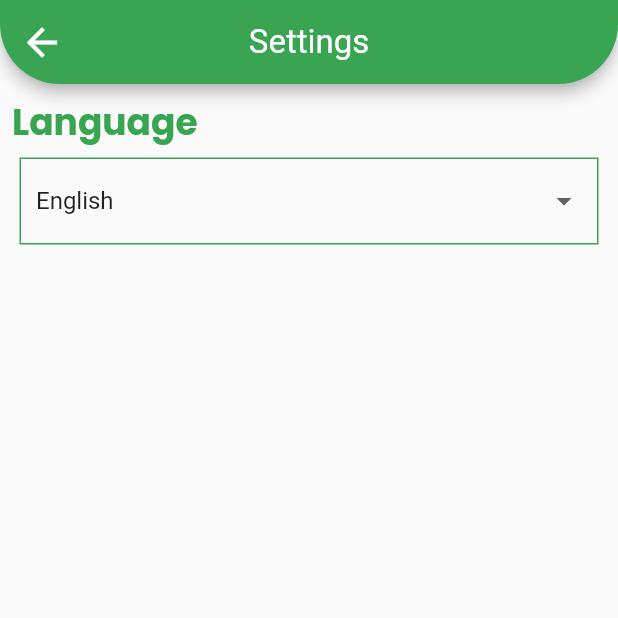
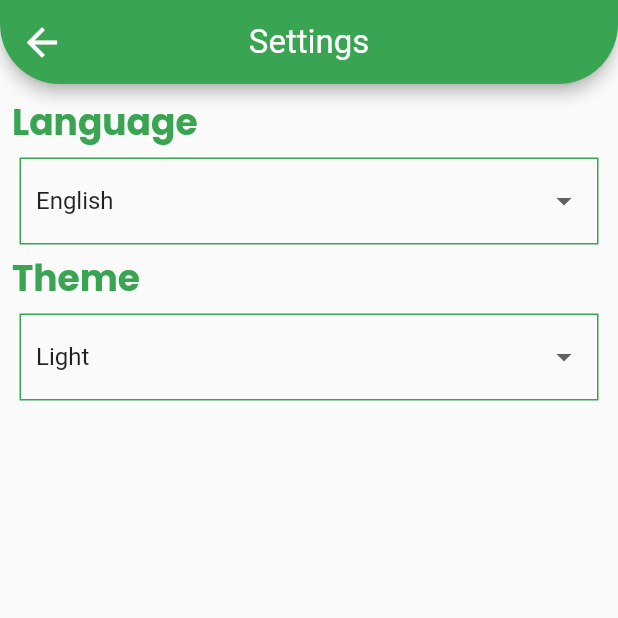
Before and after one commit to salmahossam094/News, a Flutter app: the Settings screen opened by its route, on a phone screen of 412 x 824 dp, the top half of it. Run offline on Flutter 3.47's test engine with Material 2 defaults, Android fonts, the phone set to English and light mode, and no system bars; our stand-ins replace cached_network_image, google_fonts, shared_preferences; accounts and stored records are empty; generated files the repository leaves out were written again; Roboto replaces fonts that are missing (Exo).

Commit message:
add themeing

```diff
--- a/lib/providers/my_provider.dart
+++ b/lib/providers/my_provider.dart
@@ -1,10 +1,21 @@
 import 'package:flutter/material.dart';
+import 'package:shared_preferences/shared_preferences.dart';
 
 class MyProvider extends ChangeNotifier {
   String language = 'en';
+  ThemeMode mode = ThemeMode.light;
 
-  changeLanguage(String lan)  {
+  changeLanguage(String lan) async {
     language = lan;
+    SharedPreferences pref = await SharedPreferences.getInstance();
+    pref.setString(lan, lan);
+    notifyListeners();
+  }
+
+  changeTheme(ThemeMode theme) async {
+    mode = theme;
+    SharedPreferences pref = await SharedPreferences.getInstance();
+    pref.setString('mode', mode == ThemeMode.light ? 'light' : 'dark');
     notifyListeners();
   }
 }
--- a/lib/screens/settings.dart
+++ b/lib/screens/settings.dart
@@ -15,6 +15,7 @@ class Settings extends StatefulWidget {
 
 class _SettingsState extends State<Settings> {
   int selectedValue = 1;
+  int selectedValueth = 1;
 
   @override
   Widget build(BuildContext context) {
@@ -77,6 +78,53 @@ class _SettingsState extends State<Settings> {
                 ),
               ),
             ),
+            Text(
+             'Theme',
+              style: Theme.of(context)
+                  .textTheme
+                  .bodyMedium!
+                  .copyWith(color: AppColor.lightColor),
+            ),
+            Container(
+              margin: const EdgeInsets.all(5),
+              padding:
+              const EdgeInsets.only(bottom: 4, top: 4, left: 10, right: 10),
+              decoration:
+              BoxDecoration(border: Border.all(color: AppColor.lightColor)),
+              child: DropdownButtonHideUnderline(
+                child: DropdownButton(
+                  isExpanded: true,
+                  value: pro.mode == ThemeMode.light ? selectedValue = 1 : selectedValue = 2,
+                  onTap: () {},
+                  items: [
+                    DropdownMenuItem(
+                      onTap: () {
+                        pro.changeTheme(ThemeMode.light);
+                        setState(() {
+
+                        });
+                      },
+                      value: 1,
+                      child: Text('Light'),
+                    ),
+                    DropdownMenuItem(
+                      onTap: () {
+                        pro.changeTheme(ThemeMode.dark);
+                        setState(() {
+
+                        });
+                      },
+                      value: 2,
+                      child: Text('Dark'),
+                    )
+                  ],
+                  onChanged: (value) {
+                    selectedValue = value!;
+                    setState(() {});
+                  },
+                ),
+              ),
+            ),
           ],
         ),
       ),
--- a/lib/shared/styles/my_theme.dart
+++ b/lib/shared/styles/my_theme.dart
@@ -23,24 +23,21 @@ class MyThemeData {
           ),
           iconTheme: const IconThemeData(color: Colors.white, size: 30)),
     );
-  // static ThemeData darkTheme = ThemeData(
-  //   primaryColor: AppColor.darkColor,
-  //   brightness: Brightness.dark,
-  //   scaffoldBackgroundColor: AppColor.darkBlueColor,
-  //   floatingActionButtonTheme: const FloatingActionButtonThemeData(
-  //       backgroundColor: AppColor.darkColor),
-  //   appBarTheme: const AppBarTheme(
-  //       backgroundColor: AppColor.lightColor,
-  //       centerTitle: false,
-  //       iconTheme: IconThemeData(color: AppColor.darkColor, size: 30)),
-  //   bottomNavigationBarTheme: const BottomNavigationBarThemeData(
-  //     backgroundColor: Colors.transparent,
-  //     elevation: 0,
-  //     selectedItemColor: AppColor.lightColor,
-  //   ),
-  //   textTheme: TextTheme(
-  //       bodyLarge: AppStyles.exo22White(),
-  //       bodyMedium: AppStyles.poppins18LightBlueDark(),
-  //       bodySmall: AppStyles.roboto12White())
-  // );
+  static ThemeData darkTheme = ThemeData(
+    primaryColor: AppColor.lightColor,
+    brightness: Brightness.dark,
+
+
+    appBarTheme: const AppBarTheme(
+        backgroundColor: AppColor.lightColor,
+        centerTitle: false,
+        iconTheme: IconThemeData(color: Colors.white, size: 30)),
+    textTheme: TextTheme(
+        bodyLarge: AppStyles.exo22White(),
+        bodyMedium: AppStyles.poppins24Black().copyWith(color: Colors.white),
+        bodySmall: AppStyles.poppins14Light().copyWith(color: Colors.white)
+    ),
+
+
+  );
 }
```
Also changed, not shown: lib/main.dart (+18 -6 lines).
